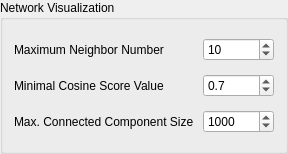
This is lib/ui/widgets/network_option_widget.ui in metgem/metgem as Qt 5 draws it before an edit. The edited form follows.
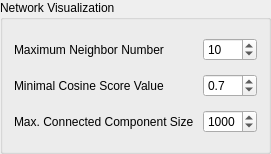
This is the edited form.

Commit message: Improved Options dialog

```diff
--- a/lib/ui/widgets/network_option_widget.ui
+++ b/lib/ui/widgets/network_option_widget.ui
@@ -6,7 +6,7 @@
    <rect>
     <x>0</x>
     <y>0</y>
-    <width>288</width>
+    <width>243</width>
     <height>154</height>
    </rect>
   </property>
```
The commit also changes 2 other files.
